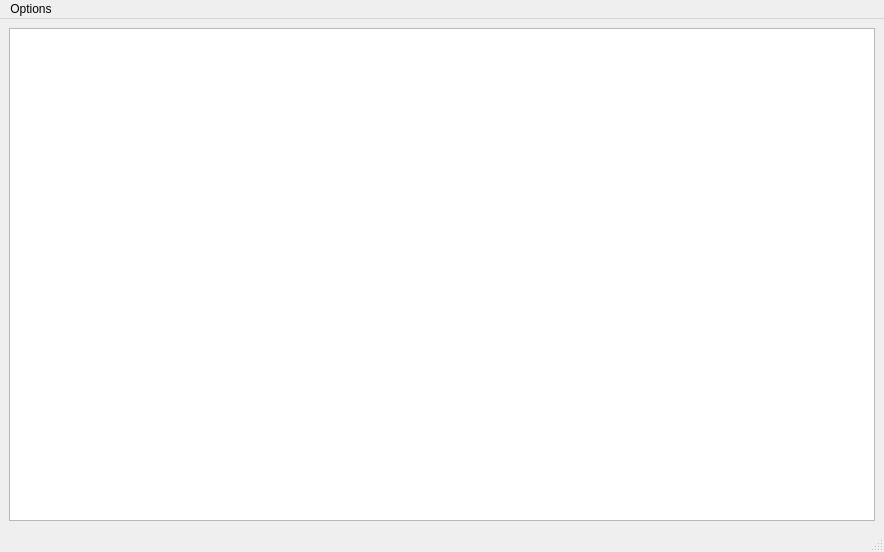
Old version of the form mainwindow.ui in the repository StevenScu/music-player.
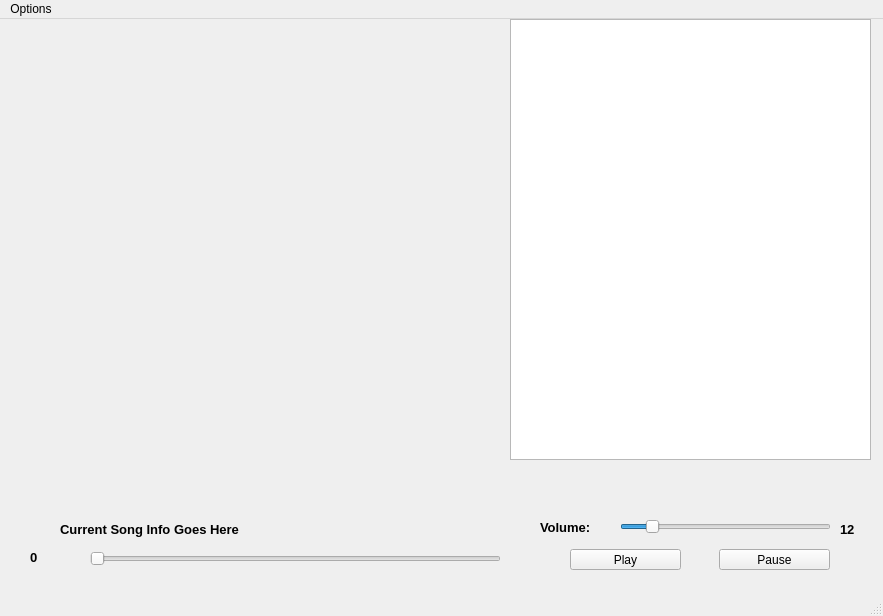
New version of the form.

Commit message: A path will now be made that can open the album cover for individual songs chosen. When the program runs the list is populated by songs. New songs are added to the file as well as this list.

```diff
--- a/mainwindow.ui
+++ b/mainwindow.ui
@@ -6,19 +6,181 @@
    <rect>
     <x>0</x>
     <y>0</y>
-    <width>884</width>
-    <height>552</height>
+    <width>883</width>
+    <height>616</height>
    </rect>
   </property>
   <property name="windowTitle">
    <string>MainWindow</string>
   </property>
   <widget class="QWidget" name="centralwidget">
-   <layout class="QHBoxLayout" name="horizontalLayout">
-    <item>
-     <widget class="QListWidget" name="musicList"/>
-    </item>
-   </layout>
+   <widget class="QListWidget" name="musicList">
+    <property name="geometry">
+     <rect>
+      <x>510</x>
+      <y>0</y>
+      <width>361</width>
+      <height>441</height>
+     </rect>
+    </property>
+   </widget>
+   <widget class="QLabel" name="albumCover">
+    <property name="geometry">
+     <rect>
+      <x>20</x>
+      <y>0</y>
+      <width>441</width>
+      <height>441</height>
+     </rect>
+    </property>
+    <property name="text">
+     <string/>
+    </property>
+   </widget>
+   <widget class="QSlider" name="songProgress">
+    <property name="geometry">
+     <rect>
+      <x>90</x>
+      <y>530</y>
+      <width>411</width>
+      <height>20</height>
+     </rect>
+    </property>
+    <property name="maximum">
+     <number>20</number>
+    </property>
+    <property name="value">
+     <number>0</number>
+    </property>
+    <property name="orientation">
+     <enum>Qt::Horizontal</enum>
+    </property>
+   </widget>
+   <widget class="QSlider" name="volumeSlider">
+    <property name="geometry">
+     <rect>
+      <x>620</x>
+      <y>500</y>
+      <width>211</width>
+      <height>16</height>
+     </rect>
+    </property>
+    <property name="maximum">
+     <number>40</number>
+    </property>
+    <property name="value">
+     <number>5</number>
+    </property>
+    <property name="orientation">
+     <enum>Qt::Horizontal</enum>
+    </property>
+   </widget>
+   <widget class="QLabel" name="volumePercent">
+    <property name="geometry">
+     <rect>
+      <x>840</x>
+      <y>500</y>
+      <width>31</width>
+      <height>20</height>
+     </rect>
+    </property>
+    <property name="font">
+     <font>
+      <pointsize>10</pointsize>
+      <weight>75</weight>
+      <bold>true</bold>
+     </font>
+    </property>
+    <property name="text">
+     <string>12</string>
+    </property>
+   </widget>
+   <widget class="QLabel" name="positionLabel">
+    <property name="geometry">
+     <rect>
+      <x>30</x>
+      <y>530</y>
+      <width>51</width>
+      <height>16</height>
+     </rect>
+    </property>
+    <property name="font">
+     <font>
+      <pointsize>10</pointsize>
+      <weight>75</weight>
+      <bold>true</bold>
+     </font>
+    </property>
+    <property name="text">
+     <string>0</string>
+    </property>
+   </widget>
+   <widget class="QPushButton" name="pauseButton">
+    <property name="geometry">
+     <rect>
+      <x>719</x>
+      <y>530</y>
+      <width>111</width>
+      <height>21</height>
+     </rect>
+    </property>
+    <property name="text">
+     <string>Pause</string>
+    </property>
+   </widget>
+   <widget class="QPushButton" name="playButton">
+    <property name="geometry">
+     <rect>
+      <x>570</x>
+      <y>530</y>
+      <width>111</width>
+      <height>21</height>
+     </rect>
+    </property>
+    <property name="text">
+     <string>Play</string>
+    </property>
+   </widget>
+   <widget class="QLabel" name="volumeLabel">
+    <property name="geometry">
+     <rect>
+      <x>540</x>
+      <y>500</y>
+      <width>61</width>
+      <height>16</height>
+     </rect>
+    </property>
+    <property name="font">
+     <font>
+      <pointsize>10</pointsize>
+      <weight>75</weight>
+      <bold>true</bold>
+     </font>
+    </property>
+    <property name="text">
+     <string>Volume:</string>
+    </property>
+   </widget>
+   <widget class="QLabel" name="songPlayingLabel">
+    <property name="geometry">
+     <rect>
+      <x>60</x>
+      <y>500</y>
+      <width>401</width>
+      <height>21</height>
+     </rect>
+    </property>
+    <property name="font">
+     <font>
+      <pointsize>10</pointsize>
+      <weight>75</weight>
+      <bold>true</bold>
+     </font>
+    </property>
+    <property name="text">
+     <string>Current Song Info Goes Here</string>
+    </property>
+   </widget>
   </widget>
   <widget class="QStatusBar" name="statusbar"/>
   <widget class="QMenuBar" name="menubar">
@@ -26,7 +188,7 @@
     <rect>
      <x>0</x>
      <y>0</y>
-     <width>884</width>
+     <width>883</width>
      <height>20</height>
     </rect>
    </property>
```
The commit also changes 6 other files.
